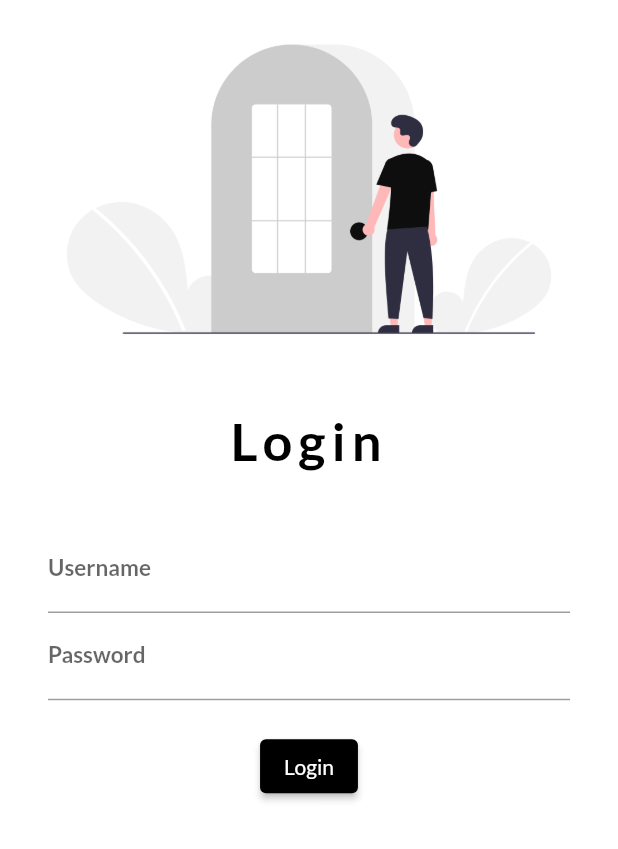
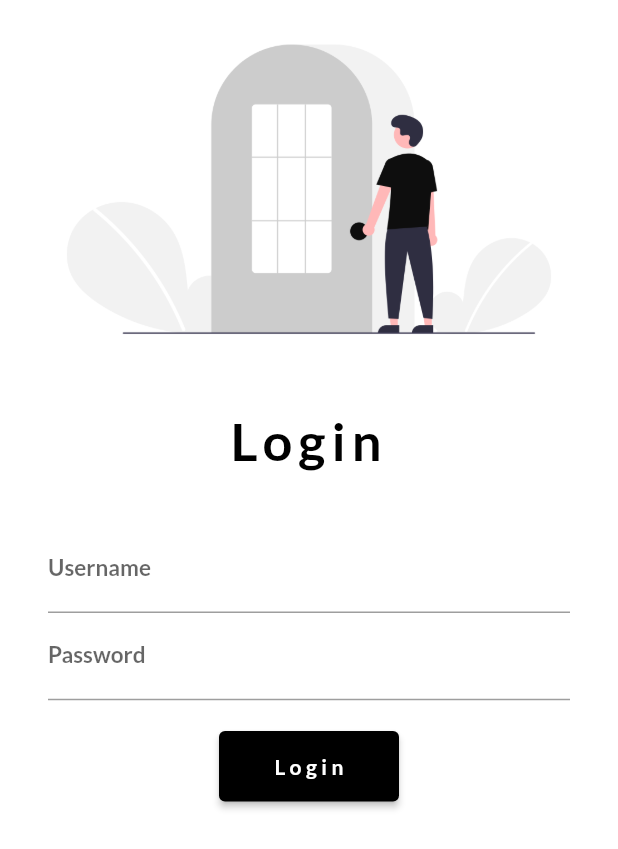
Before and after one commit to Sai-Sid07/30DaysOfFlutter, a Flutter app: the screen it shows after launch, on a phone screen of 412 x 824 dp. Shown: the top 849 px of the screen. Run offline on Flutter 3.47's test engine with Material 2 defaults, Android fonts, the phone set to English and light mode, and no system bars; our stand-ins replace google_fonts.

```diff
--- a/lib/main.dart
+++ b/lib/main.dart
@@ -1,5 +1,6 @@
 import 'package:first_flutter_app/pages/home_page.dart';
 import 'package:first_flutter_app/pages/login_page.dart';
+import 'package:first_flutter_app/utils/routes.dart';
 import "package:flutter/material.dart";
 import 'package:google_fonts/google_fonts.dart';
 
@@ -15,6 +16,7 @@ class MyApp extends StatelessWidget {
   @override
   Widget build(BuildContext context) {
     return MaterialApp(
+      debugShowCheckedModeBanner: false,
       // home: HomePage(),
       themeMode: ThemeMode.light, //Uses the design choice mentioned inside darkTheme
       theme: ThemeData(
@@ -31,9 +33,11 @@ class MyApp extends StatelessWidget {
       initialRoute: "/login",
       routes: {
         //Name of Route :
-        "/" : (context) => const HomePage(), //Here an object of the class HomePage is being created
+        MyRoutes.homeRoute : (context) => const HomePage(), //Here an object of the class HomePage is being created
         //Equivalent of typing new HomePage()
-        "/login" : (context) => const LoginPage(),
+        MyRoutes.loginRoute : (context) => const LoginPage(),
+        //Using the static variable created inside utils/routes.dart
+        //Not a good practice but used to save memory and not have objects created each and every time.
       },
     );
   }
--- a/lib/pages/login_page.dart
+++ b/lib/pages/login_page.dart
@@ -1,5 +1,6 @@
 // ignore_for_file: prefer_const_constructors
 
+import "package:first_flutter_app/utils/routes.dart";
 import "package:flutter/material.dart";
 
 class LoginPage extends StatelessWidget {
@@ -9,11 +10,13 @@ class LoginPage extends StatelessWidget {
   Widget build(BuildContext context) {
     return Material(
       color: Colors.white,
+      child: SingleChildScrollView( //When the screen size gets smaller, then a scroller will be added
         child: Column( //Column or Row can take in a List of Widgets which can be rendered.
           children: [
             Image.asset(
               "assets/images/login_image.png",
               fit: BoxFit.cover,
+              // height: 1000, Added to check ScrollView
             ),
             SizedBox(
               height: 20,
@@ -62,18 +65,35 @@ class LoginPage extends StatelessWidget {
                   ),
                   ElevatedButton(
                     onPressed: () => {
-                    print("Hello World")
+                      //You can add your authentication logic inside this.
+                      //Context is the parameter passed in the build function of this class.
+                      Navigator.pushNamed(context, MyRoutes.homeRoute)
+                      // print("Hello World")
                     },
-                  child: Text("Login"),
-                  style: ButtonStyle(
-                    foregroundColor: MaterialStatePropertyAll(Colors.white),
-                    backgroundColor: MaterialStatePropertyAll(Colors.black)
+
+                    style: TextButton.styleFrom(
+                      foregroundColor: Colors.white,
+                      backgroundColor: Colors.black,
+                      padding: EdgeInsets.all(15),
+                      minimumSize: Size(120, 35)
                     ),
+                    child: Text(
+                      "Login",
+                      style: TextStyle(
+                        letterSpacing: 3,
+                        fontWeight: FontWeight.bold
+                      ),
+                    ),
+                    // style: ButtonStyle(
+                    //   foregroundColor: MaterialStatePropertyAll(Colors.white),
+                    //   backgroundColor: MaterialStatePropertyAll(Colors.black),
+                    // ),
                   )
                 ],
               ),
             )
           ],
+        ),
       ),
       // child: Center(
       //   child: Text(
--- /dev/null
+++ b/lib/utils/routes.dart
@@ -0,0 +1,5 @@
+class MyRoutes{
+  static String loginRoute = "/login";
+  static String homeRoute = "/home";
+
+}
```
Also changed, not shown: flow.txt (+11 -0 lines), 1 other file. Lines whose indentation alone changed are shown as unchanged.
